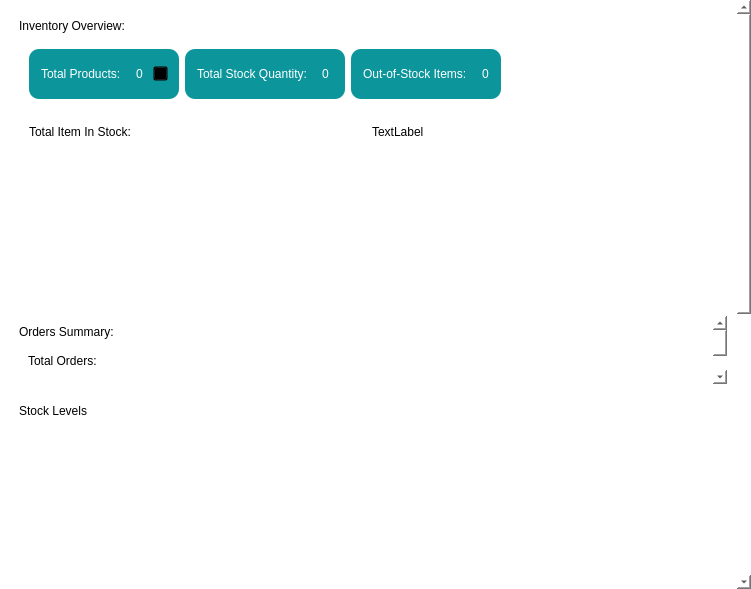
This is app/src/ui/final_ui/dashboard_page.ui in Kazu0210/Inventory-System as Qt 5 draws it before an edit. The edited form follows.
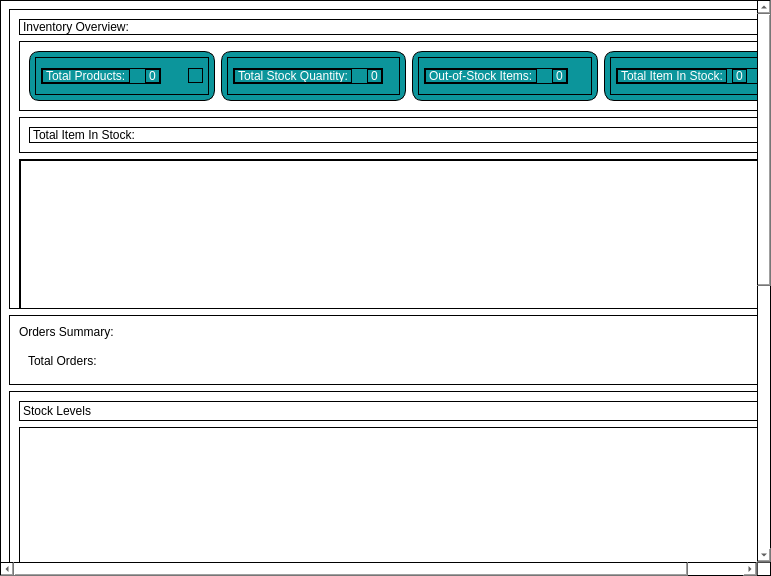
This is the edited form. Icons and pictures are not drawn.

Commit message: added final ui for prices page

Patch:
```diff
--- a/app/src/ui/final_ui/dashboard_page.ui
+++ b/app/src/ui/final_ui/dashboard_page.ui
@@ -6,15 +6,16 @@
    <rect>
     <x>0</x>
     <y>0</y>
-    <width>751</width>
-    <height>589</height>
+    <width>771</width>
+    <height>576</height>
    </rect>
   </property>
   <property name="windowTitle">
    <string>Form</string>
   </property>
   <property name="styleSheet">
-   <string notr="true">background-color: transparent;</string>
+   <string notr="true">background-color: transparent;
+border: 1px solid black;</string>
   </property>
   <layout class="QVBoxLayout" name="verticalLayout">
    <property name="spacing">
@@ -47,7 +48,7 @@
        <rect>
         <x>0</x>
         <y>0</y>
-        <width>734</width>
+        <width>818</width>
         <height>1101</height>
        </rect>
       </property>
@@ -56,7 +57,7 @@
         <widget class="QFrame" name="frame">
          <property name="minimumSize">
           <size>
-           <width>281</width>
+           <width>800</width>
            <height>300</height>
           </size>
          </property>
@@ -82,6 +83,12 @@
           </item>
           <item alignment="Qt::AlignLeft">
            <widget class="QFrame" name="frame_4">
+            <property name="minimumSize">
+             <size>
+              <width>780</width>
+              <height>0</height>
+             </size>
+            </property>
             <property name="frameShape">
              <enum>QFrame::StyledPanel</enum>
             </property>
@@ -93,7 +100,7 @@
               <widget class="QFrame" name="frame_16">
                <property name="minimumSize">
                 <size>
-                 <width>150</width>
+                 <width>180</width>
                  <height>50</height>
                 </size>
                </property>
@@ -280,7 +287,7 @@
               <widget class="QFrame" name="frame_2">
                <property name="minimumSize">
                 <size>
-                 <width>160</width>
+                 <width>180</width>
                  <height>50</height>
                 </size>
                </property>
@@ -432,7 +439,7 @@
               <widget class="QFrame" name="frame_6">
                <property name="minimumSize">
                 <size>
-                 <width>150</width>
+                 <width>180</width>
                  <height>50</height>
                 </size>
                </property>
@@ -583,6 +590,155 @@
                </layout>
               </widget>
              </item>
+             <item>
+              <widget class="QFrame" name="frame_5">
+               <property name="minimumSize">
+                <size>
+                 <width>180</width>
+                 <height>50</height>
+                </size>
+               </property>
+               <property name="maximumSize">
+                <size>
+                 <width>250</width>
+                 <height>16777215</height>
+                </size>
+               </property>
+               <property name="styleSheet">
+                <string notr="true">*{
+font: 87 10pt &quot;Noto Sans Black&quot;;
+}
+
+#frame_5{
+background-color: #0C959B;
+border-radius: 10px;
+}</string>
+               </property>
+               <property name="frameShape">
+                <enum>QFrame::StyledPanel</enum>
+               </property>
+               <property name="frameShadow">
+                <enum>QFrame::Raised</enum>
+               </property>
+               <layout class="QHBoxLayout" name="horizontalLayout_4">
+                <property name="spacing">
+                 <number>5</number>
+                </property>
+                <property name="leftMargin">
+                 <number>5</number>
+                </property>
+                <property name="topMargin">
+                 <number>5</number>
+                </property>
+                <property name="rightMargin">
+                 <number>5</number>
+                </property>
+                <property name="bottomMargin">
+                 <number>5</number>
+                </property>
+                <item>
+                 <widget class="QFrame" name="frame_23">
+                  <property name="frameShape">
+                   <enum>QFrame::StyledPanel</enum>
+                  </property>
+                  <property name="frameShadow">
+                   <enum>QFrame::Raised</enum>
+                  </property>
+                  <layout class="QHBoxLayout" name="horizontalLayout_16">
+                   <property name="spacing">
+                    <number>5</number>
+                   </property>
+                   <property name="leftMargin">
+                    <number>5</number>
+                   </property>
+                   <property name="topMargin">
+                    <number>10</number>
+                   </property>
+                   <property name="rightMargin">
+                    <number>5</number>
+                   </property>
+                   <property name="bottomMargin">
+                    <number>10</number>
+                   </property>
+                   <item alignment="Qt::AlignLeft">
+                    <widget class="QFrame" name="frame_24">
+                     <property name="maximumSize">
+                      <size>
+                       <width>160</width>
+                       <height>16777215</height>
+                      </size>
+                     </property>
+                     <property name="frameShape">
+                      <enum>QFrame::StyledPanel</enum>
+                     </property>
+                     <property name="frameShadow">
+                      <enum>QFrame::Raised</enum>
+                     </property>
+                     <layout class="QHBoxLayout" name="horizontalLayout_17">
+                      <property name="spacing">
+                       <number>5</number>
+                      </property>
+                      <property name="leftMargin">
+                       <number>0</number>
+                      </property>
+                      <property name="topMargin">
+                       <number>0</number>
+                      </property>
+                      <property name="rightMargin">
+                       <number>0</number>
+                      </property>
+                      <property name="bottomMargin">
+                       <number>0</number>
+                      </property>
+                      <item alignment="Qt::AlignLeft">
+                       <widget class="QLabel" name="label_20">
+                        <property name="maximumSize">
+                         <size>
+                          <width>130</width>
+                          <height>40</height>
+                         </size>
+                        </property>
+                        <property name="styleSheet">
+                         <string notr="true">color: #fff</string>
+                        </property>
+                        <property name="text">
+                         <string>Total Item In Stock:</string>
+                        </property>
+                       </widget>
+                      </item>
+                      <item>
+                       <widget class="QLabel" name="totalItemStock_label_2">
+                        <property name="styleSheet">
+                         <string notr="true">font: 10pt &quot;Noto Sans&quot;;
+color: #fff;</string>
+                        </property>
+                        <property name="text">
+                         <string>0</string>
+                        </property>
+                       </widget>
+                      </item>
+                      <item>
+                       <spacer name="horizontalSpacer_4">
+                        <property name="orientation">
+                         <enum>Qt::Horizontal</enum>
+                        </property>
+                        <property name="sizeHint" stdset="0">
+                         <size>
+                          <width>10</width>
+                          <height>20</height>
+                         </size>
+                        </property>
+                       </spacer>
+                      </item>
+                     </layout>
+                    </widget>
+                   </item>
+                  </layout>
+                 </widget>
+                </item>
+               </layout>
+              </widget>
+             </item>
             </layout>
            </widget>
           </item>
@@ -608,13 +764,6 @@
                </property>
               </widget>
              </item>
-             <item>
-              <widget class="QLabel" name="totalItemStock_label_2">
-               <property name="text">
-                <string>TextLabel</string>
-               </property>
-              </widget>
-             </item>
             </layout>
            </widget>
           </item>
@@ -634,7 +783,7 @@
               <rect>
                <x>0</x>
                <y>0</y>
-               <width>694</width>
+               <width>778</width>
                <height>198</height>
               </rect>
              </property>
@@ -681,7 +830,7 @@
               <rect>
                <x>0</x>
                <y>0</y>
-               <width>697</width>
+               <width>781</width>
                <height>309</height>
               </rect>
              </property>
```
The commit also changes 11 other files.
